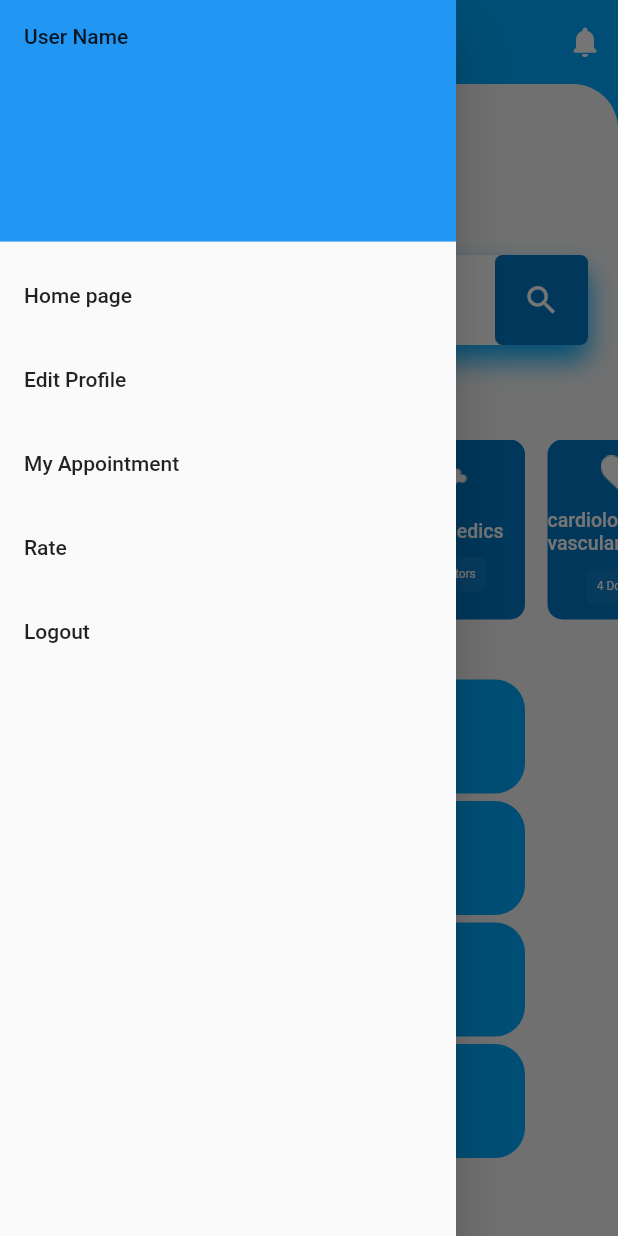
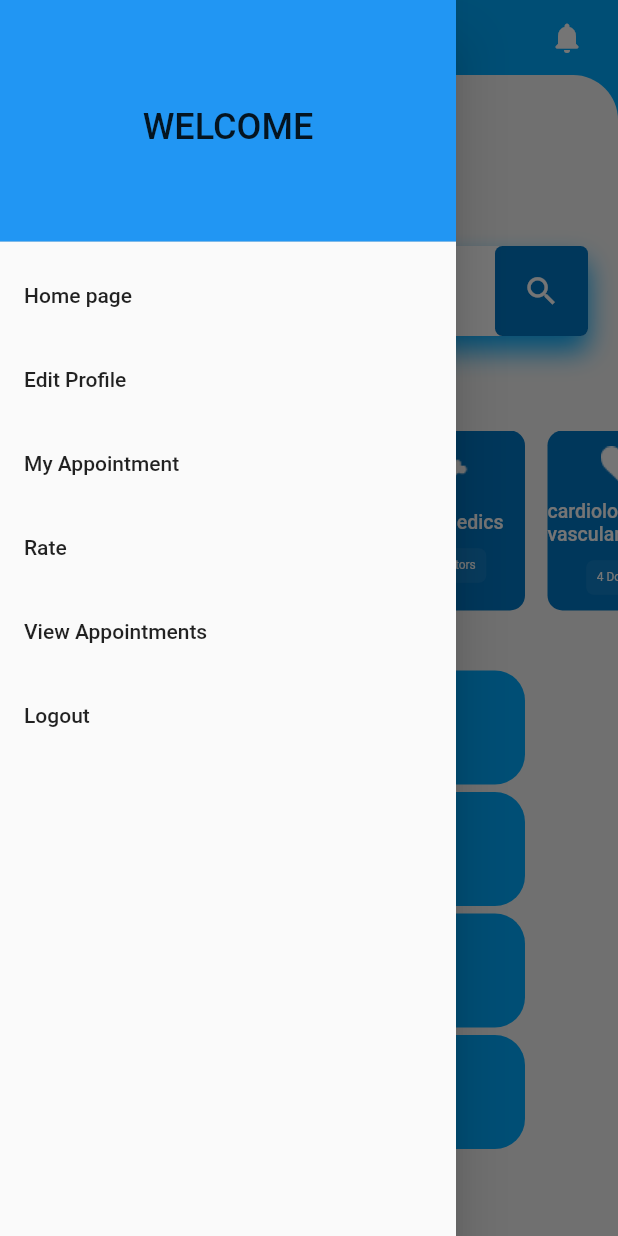
Before and after one commit to NadaMarmouch/DoctorAppointment, a Flutter app: the HomePage screen opened by its route, with the side drawer open, on a phone screen of 412 x 824 dp. Run offline on Flutter 3.47's test engine with Material 2 defaults, Android fonts, the phone set to English and light mode, and no system bars; Roboto replaces fonts that are missing (Tahoma).

Commit message:
Notifications and ViewAppointments

```diff
--- a/DoctorAppointment/lib/screens/home_page.dart
+++ b/DoctorAppointment/lib/screens/home_page.dart
@@ -1,7 +1,10 @@
+import 'package:doctor_appointment/widget/appbar.dart';
+import 'package:doctor_appointment/widget/drawer.dart';
 import 'package:flutter/material.dart';
 import 'package:doctor_appointment/screens/doctor_details.dart';
 import 'package:doctor_appointment/widget/toprated.dart';
 import 'package:doctor_appointment/widget/category.dart';
+
 class HomePage extends StatefulWidget {
   const HomePage({Key? key}) : super(key: key);
 
@@ -15,86 +18,22 @@ class HomePageState extends State<HomePage> {
     Size size = MediaQuery.of(context).size;
     return Scaffold(
         backgroundColor: Color(0xFF00abff),
-      drawer: Drawer(
-        child: ListView(
-          padding: EdgeInsets.zero,
-          children: [
-            const DrawerHeader(
-              decoration: BoxDecoration(
-                color: Colors.blue,
-              ),
-              child: Text('User Name'),
-            ),
-            ListTile(
-              title: const Text('Home page'),
-              onTap: () {
-                Navigator.pop(context);
-              },
-            ),
-            ListTile(
-              title: const Text('Edit Profile'),
-              onTap: () {
-                Navigator.pushNamed(context, '/editprofile');
-              },
-            ),
-
-            ListTile(
-              title: const Text('My Appointment'),
-              onTap: () {
-                Navigator.pop(context);
-              },
-            ),
-            ListTile(
-              title: const Text('Rate'),
-              onTap: () {
-                Navigator.pushNamed(context,'/rate');
-              },
-            ),
-            ListTile(
-              title: const Text('Logout'),
-              onTap: () {
-                Navigator.pushNamed(context,'/');
-              },
-            ),
-          ],
-        ),
-      ),
-
-      appBar: AppBar(
-        title: Text('Doctor Appointment'),
-         elevation: 0.0,
-         backgroundColor: Color(0xFF00abff),
-         centerTitle: true,
-
-        actions: [
-          GestureDetector(
-            child: Container(
-              margin: EdgeInsets.only(right: 10),
-              child: Icon(
-                Icons.notifications_rounded,
-                color: Colors.white,
-              ),
-            ),
-          ),]
-
+        drawer: Drawers(),
+        appBar: PreferredSize(
+          preferredSize: Size.fromHeight(50.0),
+          child: TopBar("Doctor Appointment"),
         ),
         body: Container(
-
             decoration: BoxDecoration(
                 color: Colors.grey[100],
                 borderRadius: BorderRadius.only(
-                topRight: Radius.circular(30), topLeft: Radius.circular(30))),
-
-
-              child: ListView(
-                scrollDirection: Axis.vertical,
-                children: [
-
+                    topRight: Radius.circular(30),
+                    topLeft: Radius.circular(30))),
+            child: ListView(scrollDirection: Axis.vertical, children: [
               Column(
                   crossAxisAlignment: CrossAxisAlignment.start,
                   mainAxisAlignment: MainAxisAlignment.start,
                   children: [
-
                     Container(
                       margin: EdgeInsets.only(top: 20, left: 20),
                       child: Text(
@@ -143,8 +82,8 @@ class HomePageState extends State<HomePage> {
                               child: TextField(
                                 maxLines: 1,
                                 autofocus: false,
-                        style:
-                            TextStyle(color: Color(0xFF00abff), fontSize: 20),
+                                style: TextStyle(
+                                    color: Color(0xFF00abff), fontSize: 20),
                                 decoration: InputDecoration(
                                   border: InputBorder.none,
                                   hintText: 'Search..',
@@ -189,7 +128,6 @@ class HomePageState extends State<HomePage> {
                               ),
                             ),
                           ),
-
                         ],
                       ),
                     ),
@@ -199,11 +137,14 @@ class HomePageState extends State<HomePage> {
                       child: ListView(
                         scrollDirection: Axis.horizontal,
                         children: [
-                  category("assets/tooth.png", "Dentisty", "10 Doctors"),
-                  category("assets/brain.png", "Neurology", "5 Doctors"),
-                  category("assets/bone.png", "Orthopedics", "5 Doctors"),
-                  category("assets/heart.png", "cardiology and vascular disease", "4 Doctors"),
-
+                          category(
+                              "assets/tooth.png", "Dentistry", "10 Doctors"),
+                          category(
+                              "assets/brain.png", "Neurology", "5 Doctors"),
+                          category(
+                              "assets/bone.png", "Orthopedics", "5 Doctors"),
+                          category("assets/heart.png",
+                              "cardiology and vascular disease", "4 Doctors"),
                         ],
                       ),
                     ),
@@ -218,18 +159,27 @@ class HomePageState extends State<HomePage> {
                         ),
                       ),
                     ),
-
-
-          toprated("assets/teeth.jpg","Dr. Nour El Den", "Dentisty", "4.7",350),SizedBox(height: 5,),
-           toprated("assets/boness.jpg","Dr. Mohamed zaher", "Bone Specialist","4.8",350),SizedBox(height: 5,),
-          toprated("assets/Neurology.PNG","Dr. Ahmed Zahran", "Neurology Specialist","4.4",350),SizedBox(height: 5,),
-          toprated( "assets/cardiology.PNG","Dr. Mohamed Ramdon","cardiology disease", "4.1",350),SizedBox(height: 5,)
-         ]
-      )  ]
+                    toprated("assets/teeth.jpg", "Dr. Nour El Den", "Dentisty",
+                        "4.7", 350),
+                    SizedBox(
+                      height: 5,
+                    ),
+                    toprated("assets/boness.jpg", "Dr. Mohamed zaher",
+                        "Bone Specialist", "4.8", 350),
+                    SizedBox(
+                      height: 5,
+                    ),
+                    toprated("assets/Neurology.PNG", "Dr. Ahmed Zahran",
+                        "Neurology Specialist", "4.4", 350),
+                    SizedBox(
+                      height: 5,
+                    ),
+                    toprated("assets/cardiology.PNG", "Dr. Mohamed Ramadan",
+                        "cardiology disease", "4.1", 350),
+                    SizedBox(
+                      height: 5,
                     )
-   )
-  );
-
+                  ])
+            ])));
   }
-
 }
--- /dev/null
+++ b/DoctorAppointment/lib/widget/appbar.dart
@@ -0,0 +1,34 @@
+import 'package:flutter/material.dart';
+
+class TopBar extends StatefulWidget {
+  String title;
+  TopBar(this.title);
+
+  @override
+  State<TopBar> createState() => _TopBarState();
+}
+
+class _TopBarState extends State<TopBar> {
+  @override
+  Widget build(BuildContext context) {
+    return AppBar(
+        title: Text('${this.widget.title}'),
+        elevation: 0.0,
+        backgroundColor: Color(0xFF00abff),
+        centerTitle: true,
+        actions: [
+          Container(
+            margin: EdgeInsets.only(right: 10),
+            child: IconButton(
+              icon: Icon(
+                Icons.notifications_rounded,
+                color: Colors.white,
+              ),
+              onPressed: () {
+                Navigator.pushNamed(context, '/notify');
+              },
+            ),
+          ),
+        ]);
+  }
+}
--- /dev/null
+++ b/DoctorAppointment/lib/widget/drawer.dart
@@ -0,0 +1,63 @@
+import 'package:flutter/material.dart';
+
+class Drawers extends StatelessWidget {
+  const Drawers({Key? key}) : super(key: key);
+
+  @override
+  Widget build(BuildContext context) {
+    return Drawer(
+      child: ListView(
+        padding: EdgeInsets.zero,
+        children: [
+          const DrawerHeader(
+            decoration: BoxDecoration(
+              color: Colors.blue,
+            ),
+            child: Center(
+              child: Text(
+                'WELCOME',
+                style: TextStyle(fontSize: 24, fontFamily: 'Tahoma'),
+              ),
+            ),
+          ),
+          ListTile(
+            title: const Text('Home page'),
+            onTap: () {
+              Navigator.pop(context);
+            },
+          ),
+          ListTile(
+            title: const Text('Edit Profile'),
+            onTap: () {
+              Navigator.pushNamed(context, '/editprofile');
+            },
+          ),
+          ListTile(
+            title: const Text('My Appointment'),
+            onTap: () {
+              Navigator.pop(context);
+            },
+          ),
+          ListTile(
+            title: const Text('Rate'),
+            onTap: () {
+              Navigator.pushNamed(context, '/rate');
+            },
+          ),
+          ListTile(
+            title: const Text('View Appointments'),
+            onTap: () {
+              Navigator.pushNamed(context, '/viewappoint');
+            },
+          ),
+          ListTile(
+            title: const Text('Logout'),
+            onTap: () {
+              Navigator.pushNamed(context, '/');
+            },
+          ),
+        ],
+      ),
+    );
+  }
+}
```
Also changed, not shown: DoctorAppointment/lib/main.dart (+8 -1 lines), DoctorAppointment/lib/screens/editprofile.dart (+2 -38 lines), DoctorAppointment/lib/screens/first_screen.dart (+14 -8 lines), DoctorAppointment/lib/screens/notifications.dart (added, +41 -0 lines), DoctorAppointment/lib/screens/viewappointments.dart (added, +62 -0 lines), 1 other file. Lines whose indentation alone changed are shown as unchanged.
